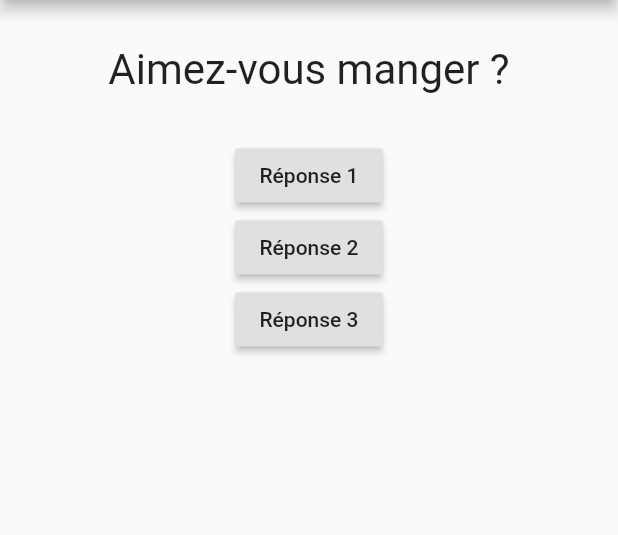
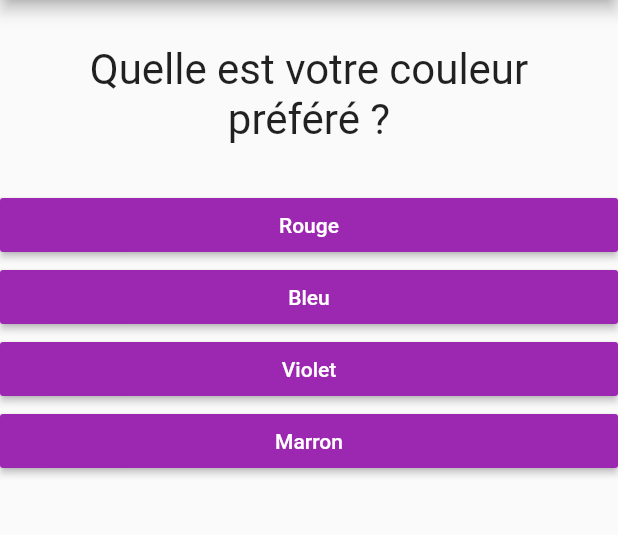
Before and after one commit to boriskamtou/billion_game, a Flutter app: the screen it shows after launch, on a phone screen of 412 x 824 dp, the part 84-619 px from its top. Run offline on Flutter 3.47's test engine with Material 2 defaults, Android fonts, the phone set to English and light mode, and no system bars.

Commit message:
mapping data

```diff
--- /dev/null
+++ b/lib/answer.dart
@@ -0,0 +1,25 @@
+import 'package:flutter/material.dart';
+
+class Answer extends StatelessWidget {
+  final Function selectHandler;
+  final String answer;
+
+  Answer(this.selectHandler, this.answer);
+
+  @override
+  Widget build(BuildContext context) {
+    return Container(
+      child: RaisedButton(
+        child: Text(
+          answer,
+          style: TextStyle(
+            color: Colors.white,
+          ),
+        ),
+        color: Colors.purple,
+        onPressed: selectHandler,
+      ),
+      width: double.infinity,
+    );
+  }
+}
--- a/lib/main.dart
+++ b/lib/main.dart
@@ -1,6 +1,7 @@
 import 'package:flutter/material.dart';
 
 import './question.dart';
+import 'answer.dart';
 
 void main() => runApp(MyApp());
 
@@ -12,24 +13,44 @@ class MyApp extends StatefulWidget {
 class _MyAppState extends State<MyApp> {
   var _questionIndex = 0;
 
-  get questionIndex => _questionIndex;
-
   set questionIndex(questionIndex) {
     _questionIndex = questionIndex;
   }
 
-  void answerQuestion() {
+  void _answerQuestion() {
     setState(() {
-      questionIndex = questionIndex + 1;
+      _questionIndex = _questionIndex + 1;
     });
   }
 
   @override
   Widget build(BuildContext context) {
     var questions = [
-      'Aimez-vous manger ?',
-      'Mangez-vous avant de dormir ?',
-      'Quel âge avez-vous ?'
+      {
+        'questionText': 'Quelle est votre couleur préféré ?',
+        'answer': ['Rouge', 'Bleu', 'Violet', 'Marron'],
+      },
+      {
+        'questionText': 'Quel est votre artiste préféré ?',
+        'answer': ['Dena Mwanba', 'Hillsong', 'M.W.Smith', 'Madéleine Yombi'],
+      },
+      {
+        'questionText': 'Quel est le nom du président Américain ?',
+        'answer': [
+          'Georges Bush',
+          'Antoine Padre',
+          'D.Trump',
+          'Emmanuel Macron'
+        ],
+      },
+      {
+        'questionText': 'Quel est votre animal préféré',
+        'answer': ['Chien', 'Chat', 'Singe', 'Elephant'],
+      },
+      {
+        'questionText': 'Quel est votre niveau d\'étude ?',
+        'answer': ['BEPC', 'BAC', 'BTS', 'License'],
+      },
     ];
 
     return MaterialApp(
@@ -42,25 +63,11 @@ class _MyAppState extends State<MyApp> {
         ),
         body: Column(
           children: <Widget>[
-            Question(questions[_questionIndex]),
-            RaisedButton(
-              child: Text('Réponse 1'),
-              onPressed: () {
-                answerQuestion();
-              },
-            ),
-            RaisedButton(
-              child: Text('Réponse 2'),
-              onPressed: () {
-                answerQuestion();
-              }
-            ),
-            RaisedButton(
-              child: Text('Réponse 3'),
-              onPressed: () {
-                answerQuestion();
-              }
-            ),
+            Question(questions[_questionIndex]['questionText']),
+            ...(questions[_questionIndex]['answer'] as List<String>)
+                .map((answer) {
+              return Answer(_answerQuestion, answer);
+            }).toList(),
           ],
         ),
       ),
```
